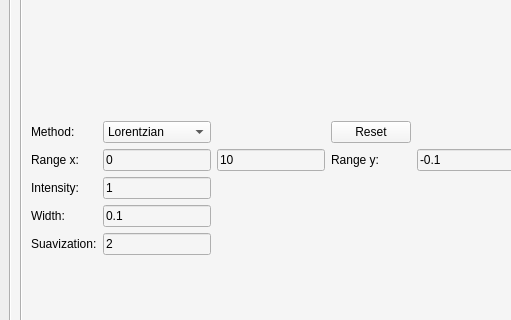
The window that spynUixml.ui (thiagomarinho15/spyn) describes before a commit, drawn with Qt 5; both pictures show x 0 to 511 and y 297 to 617 of the 1152 by 864 pixel window.
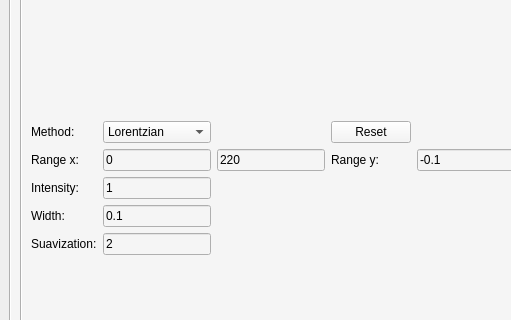
The same window after the commit. Custom widgets are drawn as their Qt base class.

Commit message:
Set default x range to 0-220 ppm in Spectro-NMR tools
Previous default of 0-10 required users to manually adjust the range
on every use. 0-220 covers the full 13C NMR range including carbonyls.

```diff
--- a/spynUixml.ui
+++ b/spynUixml.ui
@@ -2137,7 +2137,7 @@
                 <item row="1" column="2">
                  <widget class="QLineEdit" name="ln_xmax">
                   <property name="text">
-                   <string>10</string>
+                   <string>220</string>
                   </property>
                  </widget>
                 </item>
```
The commit also changes 1 other file.
